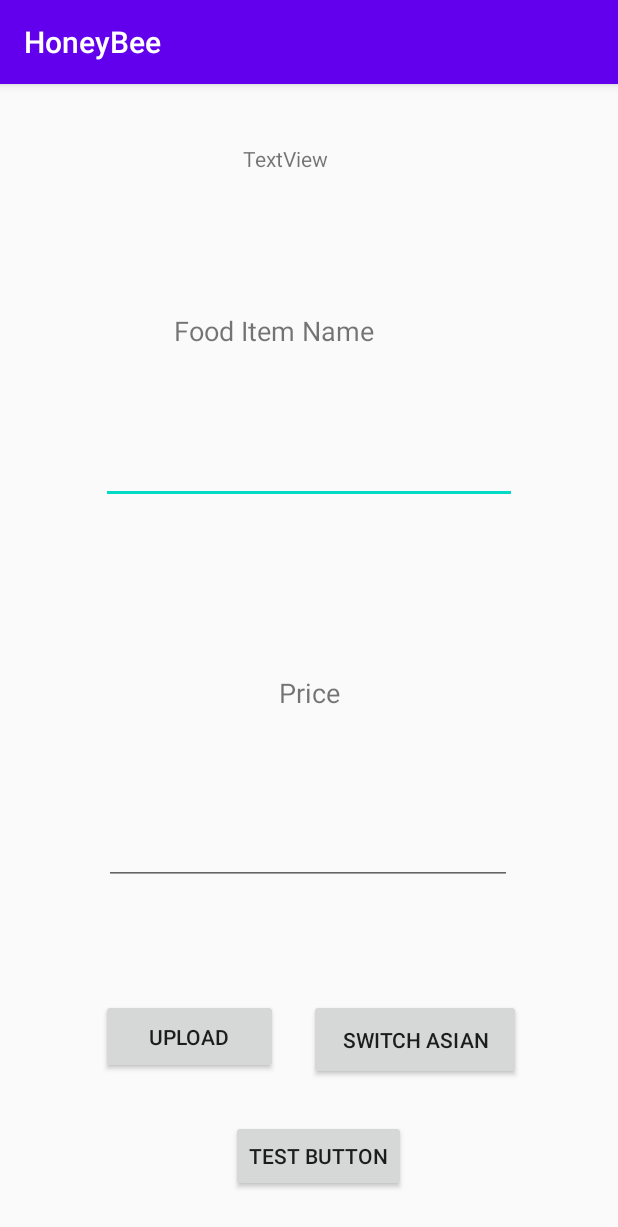
After one commit to chamodtharakaperera/HoneyBee, an Android app: the FoodTypeInserter screen opened directly, with no data from a screen before it, on a phone screen of 412 x 824 dp. The commit adds this screen. Shown: the top 1227 px of the screen. Run offline under Robolectric (Android 15) with nearby library versions, the phone set to English and light mode, and no system bars; our stand-ins replace Firebase (no records; nobody signed in at launch, a user with empty details on screens opened directly).

Commit message:
Added Food Type Inserter

```diff
--- a/app/build.gradle
+++ b/app/build.gradle
@@ -34,7 +34,6 @@ dependencies {
     implementation 'androidx.lifecycle:lifecycle-extensions:2.2.0'
     implementation 'com.google.android.gms:play-services-maps:17.0.0'
     implementation 'com.google.android.gms:play-services-location:17.0.0'
-    implementation 'com.android.support:design:28.0.0'
     implementation 'com.github.AnyChart:AnyChart-Android:1.1.2'
     testImplementation 'junit:junit:4.12'
     androidTestImplementation 'androidx.test.ext:junit:1.1.1'
@@ -43,6 +42,7 @@ dependencies {
 
     implementation fileTree(dir: 'libs', include: ['*.jar'])
     implementation 'com.google.firebase:firebase-database:19.3.1'
+    implementation 'com.google.firebase:firebase-core:17.5.0'
     implementation 'com.google.firebase:firebase-storage:19.1.1'
     implementation 'com.google.firebase:firebase-auth:19.3.2'
     implementation 'androidx.recyclerview:recyclerview:1.1.0'
--- a/app/src/main/java/com/metroapps/honeybee/model/FoodType.java
+++ b/app/src/main/java/com/metroapps/honeybee/model/FoodType.java
@@ -3,6 +3,7 @@ package com.metroapps.honeybee.model;
 public class FoodType {
     String name;
     int imageUrl;
+
 
     public FoodType(String name, int imageUrl) {
         this.name = name;
--- /dev/null
+++ b/app/src/main/java/com/metroapps/honeybee/ui/FoodTypeInserter.java
@@ -0,0 +1,141 @@
+package com.metroapps.honeybee.ui;
+
+import android.content.Intent;
+import android.net.Uri;
+import android.os.Bundle;
+import android.util.Log;
+import android.view.View;
+import android.widget.EditText;
+import android.widget.TextView;
+import android.widget.Toast;
+
+import androidx.annotation.Nullable;
+import androidx.appcompat.app.AppCompatActivity;
+
+import com.google.android.gms.tasks.OnSuccessListener;
+import com.google.firebase.database.DataSnapshot;
+import com.google.firebase.database.DatabaseError;
+import com.google.firebase.database.DatabaseReference;
+import com.google.firebase.database.FirebaseDatabase;
+import com.google.firebase.database.ValueEventListener;
+import com.google.firebase.storage.FirebaseStorage;
+import com.google.firebase.storage.StorageReference;
+import com.google.firebase.storage.UploadTask;
+import com.metroapps.honeybee.R;
+
+import java.util.HashMap;
+
+public class FoodTypeInserter extends AppCompatActivity {
+    TextView msg;
+
+    //Uploadtext
+    EditText name;
+    EditText price;
+
+    private StorageReference Folder;
+    private static final int ImageBack = 1;
+
+    @Override
+    protected void onCreate(Bundle savedInstanceState) {
+        super.onCreate(savedInstanceState);
+        setContentView(R.layout.activity_food_type_inserter);
+
+        name = findViewById(R.id.nameText);
+        price = findViewById(R.id.priceText);
+        // age = findViewById(R.id.ageText);
+
+        Folder = FirebaseStorage.getInstance().getReference().child("ImageFolder");
+
+        //jumptonext();
+    }
+
+    /*
+        private void jumptonext() {
+            Button btnh = findViewById(R.id.btnSwitch);
+            Intent intent = new Intent(this, MainActivity2.class);
+            btnh.setOnClickListener(new View.OnClickListener() {
+                @Override
+                public void onClick(View v) {
+                    startActivity(new Intent(MainActivity.this, MainActivity2.class));
+                }
+            });
+        }
+    */
+    public void UploadData(View view) {
+        Intent intent = new Intent(Intent.ACTION_GET_CONTENT);
+        intent.setType("image/*");
+        startActivityForResult(intent, ImageBack);
+
+
+    }
+
+    @Override
+    protected void onActivityResult(int requestCode, int resultCode, @Nullable Intent data) {
+        super.onActivityResult(requestCode, resultCode, data);
+
+        if (requestCode == ImageBack) {
+
+            if (resultCode == RESULT_OK) {
+                Uri ImageData = data.getData();
+
+                final StorageReference Imagename = Folder.child("image" + ImageData.getLastPathSegment());
+
+                Imagename.putFile(ImageData).addOnSuccessListener(new OnSuccessListener<UploadTask.TaskSnapshot>() {
+                    @Override
+                    public void onSuccess(UploadTask.TaskSnapshot taskSnapshot) {
+                        Toast.makeText(FoodTypeInserter.this, "Uploaded Successfully", Toast.LENGTH_SHORT).show();
+                        Imagename.getDownloadUrl().addOnSuccessListener(new OnSuccessListener<Uri>() {
+                            @Override
+                            public void onSuccess(Uri uri) {
+
+                                DatabaseReference imageStore = FirebaseDatabase.getInstance().getReference().child("fooditem").child(name.getText().toString());
+                                HashMap<String, String> hashMap = new HashMap<>();
+                                hashMap.put("imageurl", String.valueOf(uri));
+                                hashMap.put("name", String.valueOf(name.getText().toString()));
+                                hashMap.put("price", String.valueOf(price.getText().toString()));
+                                imageStore.setValue(hashMap).addOnSuccessListener(new OnSuccessListener<Void>() {
+                                    @Override
+                                    public void onSuccess(Void aVoid) {
+                                        Toast.makeText(FoodTypeInserter.this, "Finally Completed", Toast.LENGTH_SHORT).show();
+                                    }
+                                });
+                            }
+                        });
+                    }
+                });
+            }
+        }
+
+    }
+
+
+    public void setData(View view) {
+        Log.v("Hi all", "I am chamod perera");
+        msg = findViewById(R.id.dbTest);
+        msg.setText("Chamod IS a firebase hero");
+        // Write a message to the database
+        FirebaseDatabase database = FirebaseDatabase.getInstance();
+        DatabaseReference myRef = database.getReference("message");
+
+
+        myRef.setValue(msg.getText().toString());
+        Log.v("Hi all", "Bollaw yakkayani db test ekath read vuna yako");
+        // Read from the database
+        myRef.addValueEventListener(new ValueEventListener() {
+            @Override
+            public void onDataChange(DataSnapshot dataSnapshot) {
+                // This method is called once with the initial value and again
+                // whenever data at this location is updated.
+                String value = dataSnapshot.getValue(String.class);
+                //Log.d(TAG, "Value is: " + value);
+                msg.setText(value);
+            }
+
+            @Override
+            public void onCancelled(DatabaseError error) {
+                // Failed to read value
+                //Log.w(TAG, "Failed to read value.", error.toException());
+            }
+        });
+    }
+}
--- /dev/null
+++ b/app/src/main/res/layout/activity_food_type_inserter.xml
@@ -0,0 +1,106 @@
+<?xml version="1.0" encoding="utf-8"?>
+<androidx.constraintlayout.widget.ConstraintLayout xmlns:android="http://schemas.android.com/apk/res/android"
+    xmlns:app="http://schemas.android.com/apk/res-auto"
+    xmlns:tools="http://schemas.android.com/tools"
+    android:layout_width="match_parent"
+    android:layout_height="match_parent"
+    tools:context=".ui.FoodTypeInserter">
+
+
+    <Button
+        android:id="@+id/btnUpload"
+        android:layout_width="118dp"
+        android:layout_height="50dp"
+        android:layout_marginStart="67dp"
+        android:layout_marginEnd="26dp"
+        android:layout_marginBottom="108dp"
+        android:onClick="UploadData"
+        android:text="Upload"
+        app:layout_constraintBottom_toBottomOf="parent"
+        app:layout_constraintEnd_toStartOf="@+id/btnSwitch"
+        app:layout_constraintHorizontal_bias="0.0"
+        app:layout_constraintStart_toStartOf="parent" />
+
+    <EditText
+        android:id="@+id/nameText"
+        android:layout_width="277dp"
+        android:layout_height="50dp"
+        android:text=""
+        app:layout_constraintBottom_toTopOf="@+id/textView2"
+        app:layout_constraintEnd_toEndOf="parent"
+        app:layout_constraintStart_toStartOf="parent"
+        app:layout_constraintTop_toTopOf="parent"
+        app:layout_constraintVertical_bias="0.682" />
+
+    <EditText
+        android:id="@+id/priceText"
+        android:layout_width="272dp"
+        android:layout_height="61dp"
+        android:layout_marginBottom="76dp"
+        android:text=""
+        app:layout_constraintBottom_toTopOf="@+id/btnUpload"
+        app:layout_constraintEnd_toEndOf="parent"
+        app:layout_constraintHorizontal_bias="0.496"
+        app:layout_constraintStart_toStartOf="parent" />
+
+    <TextView
+        android:id="@+id/textView1"
+        android:layout_width="201dp"
+        android:layout_height="34dp"
+        android:text="Food Item Name"
+        android:textSize="18sp"
+        app:layout_constraintBottom_toTopOf="@+id/nameText"
+        app:layout_constraintEnd_toEndOf="parent"
+        app:layout_constraintHorizontal_bias="0.552"
+        app:layout_constraintStart_toStartOf="parent"
+        app:layout_constraintTop_toTopOf="parent"
+        app:layout_constraintVertical_bias="0.775" />
+
+    <TextView
+        android:id="@+id/textView2"
+        android:layout_width="135dp"
+        android:layout_height="37dp"
+        android:gravity="center"
+        android:text="Price"
+        android:textSize="18sp"
+        app:layout_constraintBottom_toTopOf="@+id/priceText"
+        app:layout_constraintEnd_toEndOf="parent"
+        app:layout_constraintStart_toStartOf="parent"
+        app:layout_constraintTop_toTopOf="parent"
+        app:layout_constraintVertical_bias="0.889" />
+
+    <Button
+        android:id="@+id/btnSwitch"
+        android:layout_width="141dp"
+        android:layout_height="54dp"
+        android:text="Switch Asian"
+        app:layout_constraintBottom_toBottomOf="parent"
+        app:layout_constraintEnd_toEndOf="parent"
+        app:layout_constraintHorizontal_bias="0.761"
+        app:layout_constraintStart_toStartOf="parent"
+        app:layout_constraintTop_toBottomOf="@+id/priceText"
+        app:layout_constraintVertical_bias="0.422" />
+
+    <Button
+        android:id="@+id/hack"
+        android:layout_width="wrap_content"
+        android:layout_height="wrap_content"
+        android:layout_marginStart="154dp"
+        android:layout_marginBottom="29dp"
+        android:onClick="setData"
+        android:text="Test Button"
+        app:layout_constraintBottom_toBottomOf="parent"
+        app:layout_constraintStart_toStartOf="parent" />
+
+    <TextView
+        android:id="@+id/dbTest"
+        android:layout_width="wrap_content"
+        android:layout_height="wrap_content"
+        android:layout_marginStart="162dp"
+        android:layout_marginTop="40dp"
+        android:text="TextView"
+        app:layout_constraintStart_toStartOf="parent"
+        app:layout_constraintTop_toTopOf="parent" />
+
+
+</androidx.constraintlayout.widget.ConstraintLayout>
```
Also changed, not shown: app/src/main/AndroidManifest.xml (+15 -11 lines), app/src/main/java/com/metroapps/honeybee/MainActivity.java (+78 -1 lines).
